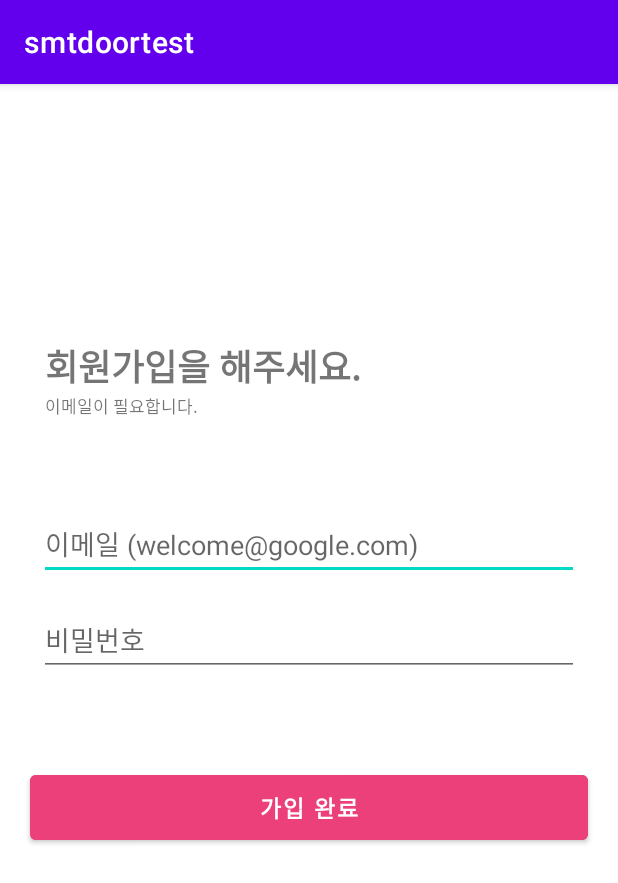
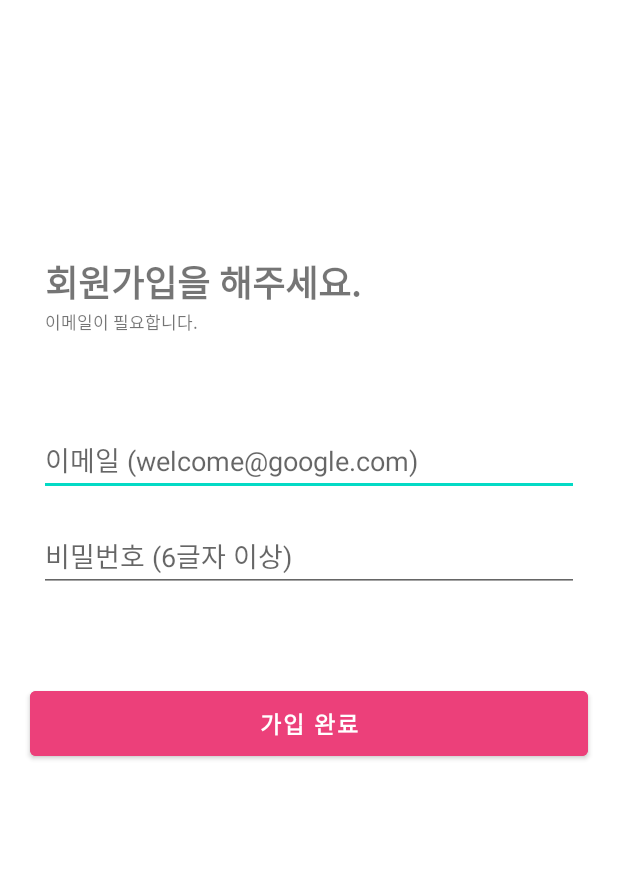
Before and after one commit to NimUserG/smtdoortest, an Android app: the RegisterActivity screen opened directly, with no data from a screen before it, after a tap on "가입 완료", on a phone screen of 412 x 824 dp. Shown: the top 883 px of the screen. Run offline under Robolectric (Android 15) with nearby library versions, the light colour scheme and no system bars; our stand-ins replace Firebase (no records; nobody signed in at launch, a user with empty details on screens opened directly).

Commit message:
Initial Commit

```diff
--- a/app/src/main/java/com/ej/smtdoortest/RegisterActivity.java
+++ b/app/src/main/java/com/ej/smtdoortest/RegisterActivity.java
@@ -4,6 +4,7 @@ import androidx.annotation.NonNull;
 import androidx.appcompat.app.AppCompatActivity;
 
 import android.os.Bundle;
+import android.util.Patterns;
 import android.view.View;
 import android.widget.Button;
 import android.widget.EditText;
@@ -44,6 +45,8 @@ public class RegisterActivity extends AppCompatActivity {
                 String strEmail = mEtEmail.getText().toString();
                 String strPwd = mEtPwd.getText().toString();
 
+                try{
+                    if((strEmail == null) || (strPwd == null)) { Toast.makeText(RegisterActivity.this, "정보를 입력해주세요.", Toast.LENGTH_SHORT).show(); }
                     // Firebase Auth 진행
                     mFirevaseAuth.createUserWithEmailAndPassword(strEmail, strPwd).addOnCompleteListener(RegisterActivity.this, new OnCompleteListener<AuthResult>() {
                         @Override
@@ -61,11 +64,22 @@ public class RegisterActivity extends AppCompatActivity {
 
                                 Toast.makeText(RegisterActivity.this, "회원가입에 성공하셨습니다.", Toast.LENGTH_SHORT).show();
                             }else{
+                                if (strPwd.length() < 6) {
+                                    Toast.makeText(RegisterActivity.this, "비밀번호는 6글자 이상", Toast.LENGTH_SHORT).show();
+                                }
+                                else if (Patterns.EMAIL_ADDRESS.matcher(strEmail).matches()){
+                                    Toast.makeText(RegisterActivity.this, "이메일 형식을 확인해 주세요.", Toast.LENGTH_SHORT).show();
+                                }
+                                else{
                                     Toast.makeText(RegisterActivity.this, "회원가입에 실패하셨습니다.", Toast.LENGTH_SHORT).show();
+                                }
+                            }
+                        }
+                    });
+                }catch (Exception e){
+                    Toast.makeText(RegisterActivity.this, "오류", Toast.LENGTH_SHORT).show();
                 }
             }
         });
     }
-        });
 }
-}
--- a/app/src/main/res/layout/activity_login.xml
+++ b/app/src/main/res/layout/activity_login.xml
@@ -63,7 +63,7 @@
             android:layout_height="wrap_content"
             android:layout_marginTop="8dp"
             android:layout_marginHorizontal="16dp"
-            android:hint="비밀번호"
+            android:hint="비밀번호 (6글자 이상)"
             android:inputType="textPersonName"
             android:minHeight="48dp"
 
--- a/app/src/main/res/layout/activity_register.xml
+++ b/app/src/main/res/layout/activity_register.xml
@@ -63,7 +63,7 @@
             android:layout_height="wrap_content"
             android:layout_marginTop="8dp"
             android:layout_marginHorizontal="16dp"
-            android:hint="비밀번호"
+            android:hint="비밀번호 (6글자 이상)"
             android:inputType="textPersonName"
             android:minHeight="48dp"
 
--- a/app/src/main/res/values/themes.xml
+++ b/app/src/main/res/values/themes.xml
@@ -1,6 +1,9 @@
 <resources xmlns:tools="http://schemas.android.com/tools">
     <!-- Base application theme. -->
     <style name="Theme.Smtdoortest" parent="Theme.MaterialComponents.DayNight.DarkActionBar">
+        <!-- 타이틀바 없애기 -->
+        <item name="windowActionBar">false</item>
+        <item name="windowNoTitle">true</item>
         <!-- Primary brand color. -->
         <item name="colorPrimary">@color/purple_500</item>
         <item name="colorPrimaryVariant">@color/purple_700</item>
```
Lines whose indentation alone changed are shown as unchanged.
